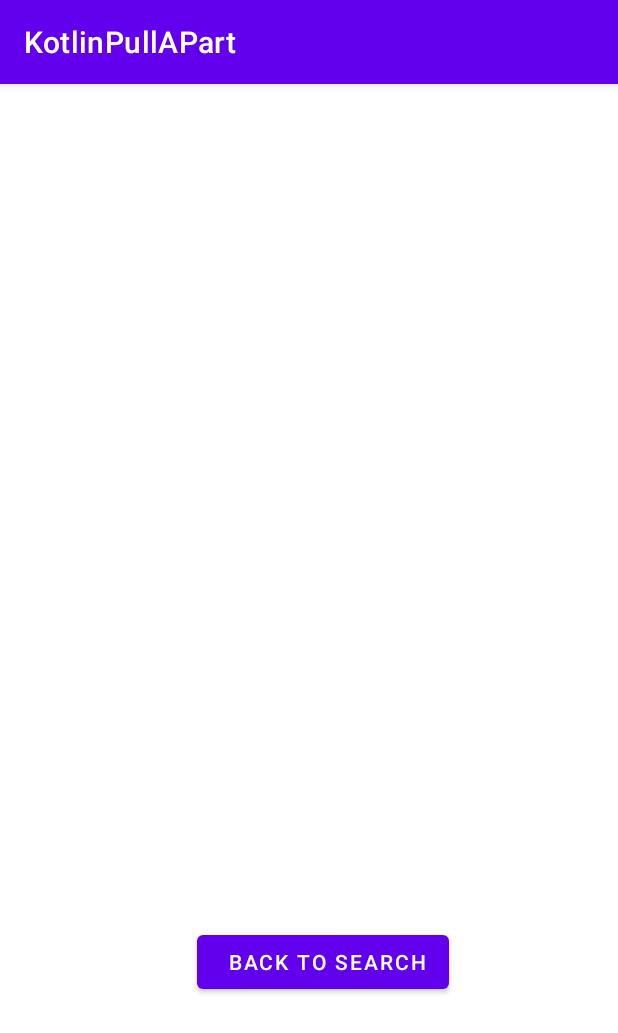
After one commit to kevinle108/AndroidPullAPart, an Android app: the SecondActivity screen opened directly, with no data from a screen before it, on a phone screen of 412 x 824 dp. The commit adds this screen. Shown: the top 1033 px of the screen. Run offline under Robolectric (Android 15) with nearby library versions, the phone set to English and light mode, and no system bars.

Commit message:
second screen

```diff
--- a/app/src/main/AndroidManifest.xml
+++ b/app/src/main/AndroidManifest.xml
@@ -2,7 +2,7 @@
 <manifest xmlns:android="http://schemas.android.com/apk/res/android"
     package="com.example.kotlinpullapart">
 
-    <uses-permission android:name="android.permission.INTERNET"/>
+    <uses-permission android:name="android.permission.INTERNET" />
 
     <application
         android:allowBackup="true"
@@ -11,6 +11,9 @@
         android:roundIcon="@mipmap/ic_launcher_round"
         android:supportsRtl="true"
         android:theme="@style/Theme.KotlinPullAPart">
+        <activity
+            android:name=".SecondActivity"
+            android:exported="true" />
         <activity
             android:name=".ListTable"
             android:exported="true"
--- /dev/null
+++ b/app/src/main/java/com/example/kotlinpullapart/SecondActivity.kt
@@ -0,0 +1,27 @@
+package com.example.kotlinpullapart
+
+import androidx.appcompat.app.AppCompatActivity
+import android.os.Bundle
+import com.example.kotlinpullapart.databinding.ActivityMainBinding
+import com.example.kotlinpullapart.databinding.ActivitySecondBinding
+
+class SecondActivity : AppCompatActivity() {
+
+    private lateinit var binding: ActivitySecondBinding
+
+    override fun onCreate(savedInstanceState: Bundle?) {
+        super.onCreate(savedInstanceState)
+        binding = ActivitySecondBinding.inflate(layoutInflater)
+        setContentView(binding.root)
+
+        binding.textView.text = intent.getStringExtra("EXTRA_RESULT")
+
+        binding.btnBack.setOnClickListener {
+            finish()
+        }
+
+    }
+
+
+
+}
--- /dev/null
+++ b/app/src/main/res/layout/activity_second.xml
@@ -0,0 +1,31 @@
+<?xml version="1.0" encoding="utf-8"?>
+<androidx.constraintlayout.widget.ConstraintLayout xmlns:android="http://schemas.android.com/apk/res/android"
+    xmlns:app="http://schemas.android.com/apk/res-auto"
+    xmlns:tools="http://schemas.android.com/tools"
+    android:layout_width="match_parent"
+    android:layout_height="match_parent"
+    tools:context=".SecondActivity">
+
+    <TextView
+        android:id="@+id/textView"
+        android:layout_width="wrap_content"
+        android:layout_height="wrap_content"
+        android:text="Second Activity"
+        android:textSize="40sp"
+        app:layout_constraintBottom_toBottomOf="parent"
+        app:layout_constraintEnd_toEndOf="parent"
+        app:layout_constraintHorizontal_bias="0.5"
+        app:layout_constraintStart_toStartOf="parent"
+        app:layout_constraintTop_toTopOf="parent" />
+
+    <Button
+        android:id="@+id/btnBack"
+        android:layout_width="wrap_content"
+        android:layout_height="wrap_content"
+        android:layout_marginTop="150dp"
+        android:text=" Back to Search"
+        app:layout_constraintEnd_toEndOf="parent"
+        app:layout_constraintHorizontal_bias="0.537"
+        app:layout_constraintStart_toStartOf="parent"
+        app:layout_constraintTop_toBottomOf="@+id/textView" />
+</androidx.constraintlayout.widget.ConstraintLayout>
--- a/build.gradle
+++ b/build.gradle
@@ -6,7 +6,7 @@ buildscript {
     }
     dependencies {
         classpath "com.android.tools.build:gradle:7.0.2"
-        classpath "org.jetbrains.kotlin:kotlin-gradle-plugin:1.5.30"
+        classpath 'org.jetbrains.kotlin:kotlin-gradle-plugin:1.5.31'
 
         // NOTE: Do not place your application dependencies here; they belong
         // in the individual module build.gradle files
```
Also changed, not shown: app/src/main/java/com/example/kotlinpullapart/MainActivity.kt (+11 -1 lines), app/src/main/java/com/example/kotlinpullapart/MainViewModel.kt (+9 -2 lines).
